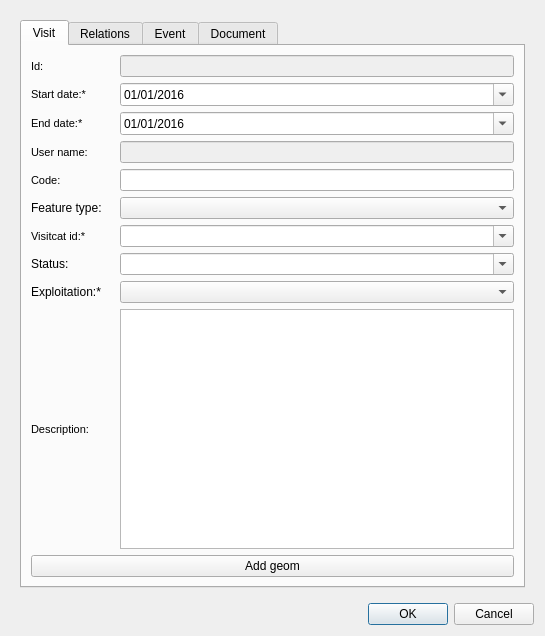
This is core/ui/shared/visit.ui in Giswater/giswater_qgis_plugin as Qt 5 draws it before an edit. The edited form follows.
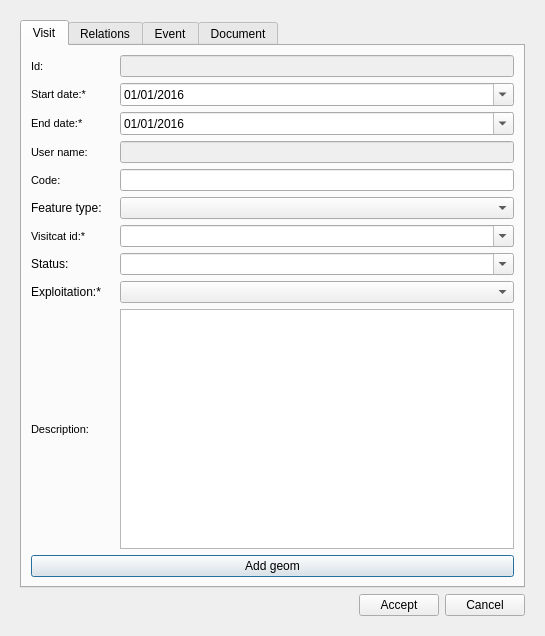
This is the edited form. Icons and pictures are not drawn.

Commit message: feat(.ui files): add lyt_buttons in missing files

What changed in the file:
```diff
--- a/core/ui/shared/visit.ui
+++ b/core/ui/shared/visit.ui
@@ -14,13 +14,6 @@
    <string>Visit</string>
   </property>
   <layout class="QGridLayout" name="gridLayout_6">
-   <item row="1" column="0">
-    <widget class="QDialogButtonBox" name="button_box">
-     <property name="standardButtons">
-      <set>QDialogButtonBox::Cancel|QDialogButtonBox::Ok</set>
-     </property>
-    </widget>
-   </item>
    <item row="0" column="0">
     <widget class="QWidget" name="centralwidget" native="true">
      <layout class="QVBoxLayout" name="verticalLayout_2">
@@ -678,6 +671,37 @@
         </widget>
        </widget>
       </item>
+      <item>
+       <layout class="QGridLayout" name="lyt_buttons">
+        <item row="0" column="1">
+         <widget class="QPushButton" name="btn_accept">
+          <property name="text">
+           <string>Accept</string>
+          </property>
+         </widget>
+        </item>
+        <item row="0" column="2">
+         <widget class="QPushButton" name="btn_cancel">
+          <property name="text">
+           <string>Cancel</string>
+          </property>
+         </widget>
+        </item>
+        <item row="0" column="0">
+         <spacer name="horizontalSpacer">
+          <property name="orientation">
+           <enum>Qt::Horizontal</enum>
+          </property>
+          <property name="sizeHint" stdset="0">
+           <size>
+            <width>40</width>
+            <height>20</height>
+           </size>
+          </property>
+         </spacer>
+        </item>
+       </layout>
+      </item>
      </layout>
     </widget>
    </item>
```
Left out of the diff: 36 changed lines with no effect on the pictures. The commit also changes 29 other files.
